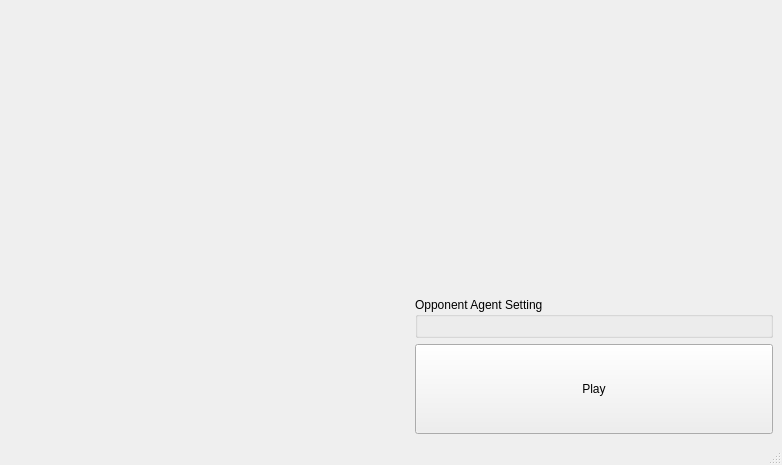
Old version of the form src/mainwindow.ui in the repository surakarta-game/surakarta-game.
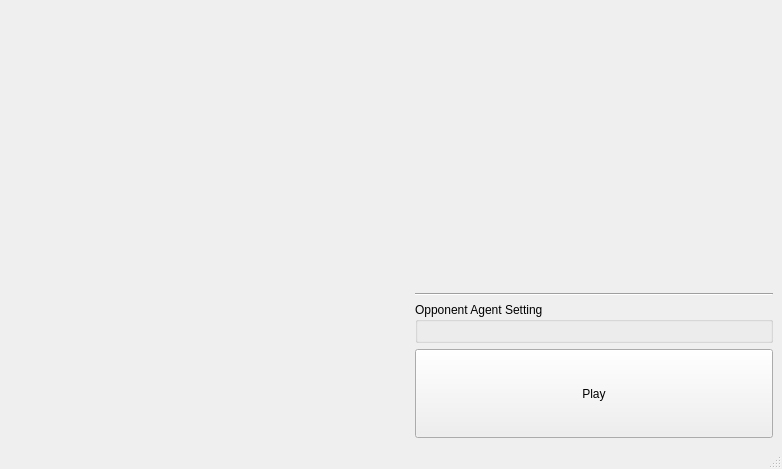
New version of the form. Custom widgets are drawn as their Qt base class.

The edit to the form file:
```diff
--- a/src/mainwindow.ui
+++ b/src/mainwindow.ui
@@ -7,14 +7,14 @@
     <x>0</x>
     <y>0</y>
     <width>782</width>
-    <height>465</height>
+    <height>469</height>
    </rect>
   </property>
   <property name="windowTitle">
    <string>MainWindow</string>
   </property>
   <widget class="QWidget" name="centralwidget">
-   <layout class="QHBoxLayout" name="horizontalLayout" stretch="0,5">
+   <layout class="QHBoxLayout" name="horizontalLayout" stretch="0,0">
     <item>
      <layout class="QVBoxLayout" name="verticalLayout_3">
       <item>
@@ -43,7 +43,7 @@
      </layout>
     </item>
     <item>
-     <layout class="QVBoxLayout" name="verticalLayout" stretch="16,0,5">
+     <layout class="QVBoxLayout" name="verticalLayout" stretch="16,0,0,5">
       <item>
        <spacer name="verticalSpacer">
         <property name="orientation">
@@ -57,6 +57,13 @@
         </property>
        </spacer>
       </item>
+      <item>
+       <widget class="Line" name="line">
+        <property name="orientation">
+         <enum>Qt::Horizontal</enum>
+        </property>
+       </widget>
+      </item>
       <item>
        <widget class="QGroupBox" name="groupBox">
         <property name="title">
```
Left out of the diff: 2 changed lines with no effect on the pictures.
